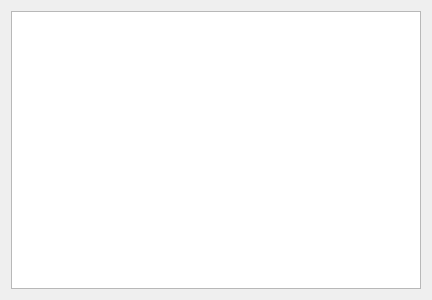
casteindex/estru2-proyecto2, file terminal.ui: the form before one commit.
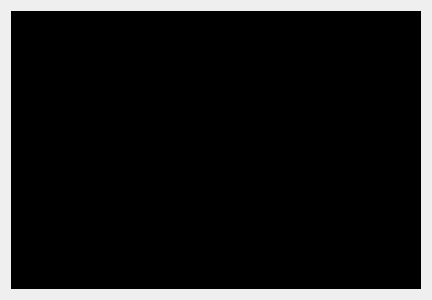
The form after the commit. Custom widgets are drawn as their Qt base class.

```diff
--- a/terminal.ui
+++ b/terminal.ui
@@ -28,9 +28,12 @@
      <property name="font">
       <font>
        <family>Consolas</family>
-       <pointsize>14</pointsize>
+       <pointsize>13</pointsize>
       </font>
      </property>
+     <property name="styleSheet">
+      <string notr="true">background-color: black; color: white;</string>
+     </property>
     </widget>
    </item>
   </layout>
```
